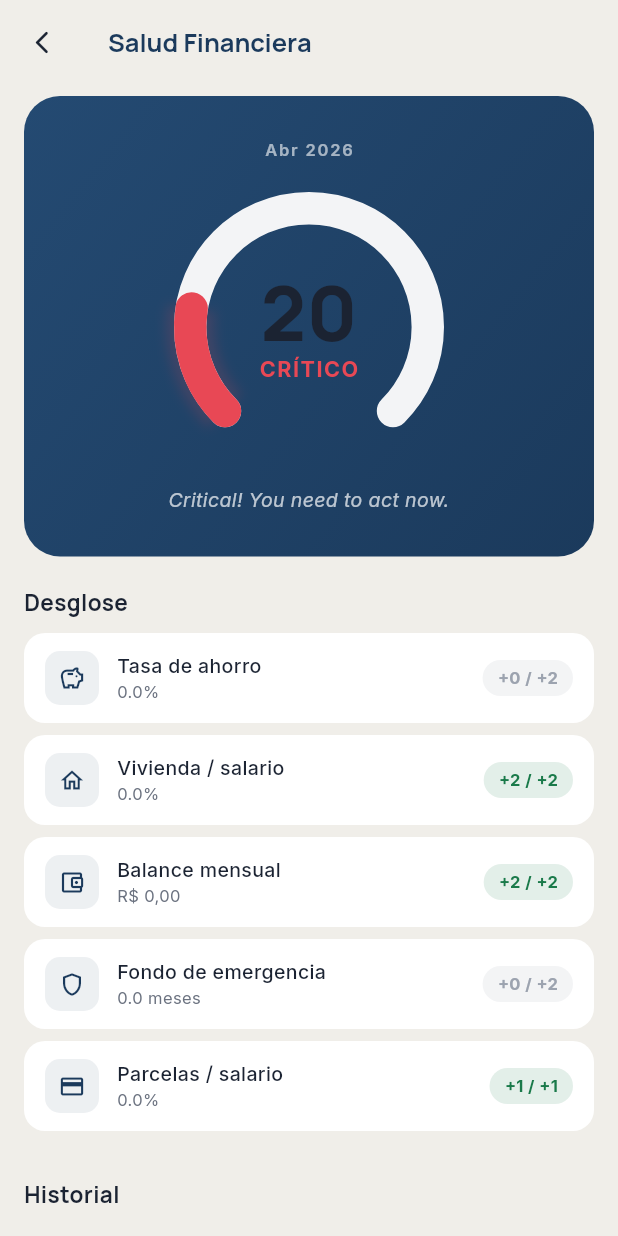
After one commit to luigrocha/farol, a Flutter app: the HealthScreen screen opened by its route, on a phone screen of 412 x 824 dp. The commit adds this screen. Run offline on Flutter 3.47's test engine with Material 3 defaults, Android fonts, the phone set to English and light mode, and no system bars; our stand-ins replace csv, drift, fl_chart, flutter_riverpod, google_fonts, google_sign_in and 3 more; accounts and stored records are empty; generated files the repository leaves out were written again.

Commit message:
feat: implement financial health tracking with database snapshots and UI dashboard

```diff
--- /dev/null
+++ b/lib/features/health/health_screen.dart
@@ -0,0 +1,291 @@
+import 'package:flutter/material.dart';
+import 'package:flutter_riverpod/flutter_riverpod.dart';
+import 'package:google_fonts/google_fonts.dart';
+import '../../core/providers/providers.dart';
+import '../../core/services/financial_calculator_service.dart';
+import '../../core/theme/app_theme.dart';
+import '../../core/theme/farol_colors.dart';
+import '../../core/widgets/health_gauge.dart';
+import '../../core/models/health_snapshot.dart';
+
+class HealthScreen extends ConsumerWidget {
+  const HealthScreen({super.key});
+
+  @override
+  Widget build(BuildContext context, WidgetRef ref) {
+    final colors = context.colors;
+    final month = ref.watch(selectedMonthProvider);
+    final year = ref.watch(selectedYearProvider);
+    final net = ref.watch(effectiveNetSalaryProvider);
+    final cash = ref.watch(cashExpensesProvider);
+    final byCategory = ref.watch(cashExpensesByCategoryProvider);
+    final balance = ref.watch(cashRemainingProvider);
+    final snap = ref.watch(netWorthSnapshotProvider).value;
+    final inst = ref.watch(installmentsProvider).value ?? [];
+    final housing = byCategory['HOUSING'] ?? 0;
+    final instTotal = inst.fold(0.0, (s, i) => s + i.monthlyAmount);
+    final ef = snap?.emergencyFund ?? 0;
+    final efMonths = cash > 0 ? ef / cash : 0.0;
+    final savingsRate = net > 0 ? (net - cash) / net * 100 : 0.0;
+    final housingRate = net > 0 ? housing / net * 100 : 0.0;
+    final installmentsRate = net > 0 ? instTotal / net * 100 : 0.0;
+
+    final score = FinancialCalculatorService.calculateHealthScore(
+      netSalary: net,
+      cashExpenses: cash,
+      housingExpenses: housing,
+      monthlyBalance: balance,
+      emergencyFund: ef,
+      avgMonthlyExpenses: cash,
+      activeInstallmentsTotal: instTotal,
+    );
+
+    String statusLabel;
+    if (score < 4) {
+      statusLabel = 'CRÍTICO';
+    } else if (score < 7) {
+      statusLabel = 'ALERTA';
+    } else {
+      statusLabel = 'SALUDABLE';
+    }
+
+    return Scaffold(
+      body: CustomScrollView(
+        slivers: [
+          SliverAppBar(
+            floating: true,
+            leading: IconButton(
+              icon: const Icon(Icons.arrow_back_ios_new_rounded, size: 18),
+              onPressed: () => Navigator.of(context).pop(),
+            ),
+            title: Text(
+              'Salud Financiera',
+              style: GoogleFonts.manrope(fontWeight: FontWeight.w700, fontSize: 17),
+            ),
+            centerTitle: false,
+          ),
+          SliverPadding(
+            padding: const EdgeInsets.symmetric(horizontal: 16),
+            sliver: SliverList(
+              delegate: SliverChildListDelegate([
+                const SizedBox(height: 8),
+                // ── Gauge card ──
+                Container(
+                  padding: const EdgeInsets.symmetric(vertical: 28, horizontal: 20),
+                  decoration: BoxDecoration(
+                    borderRadius: BorderRadius.circular(24),
+                    gradient: const LinearGradient(
+                      begin: Alignment.topLeft,
+                      end: Alignment.bottomRight,
+                      colors: [AppTheme.primaryContainer, AppTheme.primaryColor],
+                    ),
+                  ),
+                  child: Column(children: [
+                    Text(
+                      '${_monthName(month)} $year',
+                      style: const TextStyle(fontSize: 11, letterSpacing: 1.2, fontWeight: FontWeight.w600, color: Colors.white60),
+                    ),
+                    const SizedBox(height: 20),
+                    HealthGauge(score: score * 10.0, size: 180, statusLabel: statusLabel),
+                    const SizedBox(height: 16),
+                    Text(
+                      FinancialCalculatorService.healthScoreDescription(score),
+                      textAlign: TextAlign.center,
+                      style: const TextStyle(fontSize: 13, color: Colors.white70, fontStyle: FontStyle.italic),
+                    ),
+                  ]),
+                ),
+                const SizedBox(height: 20),
+                // ── Sub-score breakdown ──
+                Text('Desglose', style: GoogleFonts.manrope(fontSize: 15, fontWeight: FontWeight.w700, color: colors.onSurface)),
+                const SizedBox(height: 10),
+                _SubScoreRow(
+                  icon: Icons.savings_outlined,
+                  label: 'Tasa de ahorro',
+                  value: '${savingsRate.toStringAsFixed(1)}%',
+                  maxPoints: 2,
+                  earned: savingsRate >= 20 ? 2 : savingsRate >= 10 ? 1 : 0,
+                ),
+                _SubScoreRow(
+                  icon: Icons.home_outlined,
+                  label: 'Vivienda / salario',
+                  value: '${housingRate.toStringAsFixed(1)}%',
+                  maxPoints: 2,
+                  earned: housingRate <= 30 ? 2 : housingRate <= 40 ? 1 : 0,
+                ),
+                _SubScoreRow(
+                  icon: Icons.account_balance_wallet_outlined,
+                  label: 'Balance mensual',
+                  value: FinancialCalculatorService.formatBRL(balance),
+                  maxPoints: 2,
+                  earned: balance >= 0 ? 2 : 0,
+                ),
+                _SubScoreRow(
+                  icon: Icons.shield_outlined,
+                  label: 'Fondo de emergencia',
+                  value: '${efMonths.toStringAsFixed(1)} meses',
+                  maxPoints: 2,
+                  earned: efMonths >= 3 ? 2 : 0,
+                ),
+                _SubScoreRow(
+                  icon: Icons.credit_card_outlined,
+                  label: 'Parcelas / salario',
+                  value: '${installmentsRate.toStringAsFixed(1)}%',
+                  maxPoints: 1,
+                  earned: installmentsRate <= 30 ? 1 : 0,
+                ),
+                const SizedBox(height: 24),
+                // ── History ──
+                Text('Historial', style: GoogleFonts.manrope(fontSize: 15, fontWeight: FontWeight.w700, color: colors.onSurface)),
+                const SizedBox(height: 10),
+                ref.watch(healthHistoryProvider).when(
+                  loading: () => const Center(child: Padding(padding: EdgeInsets.all(24), child: CircularProgressIndicator())),
+                  error: (e, _) => Text('Error: $e', style: TextStyle(color: colors.onSurfaceSoft)),
+                  data: (history) {
+                    if (history.isEmpty) {
+                      return Padding(
+                        padding: const EdgeInsets.symmetric(vertical: 24),
+                        child: Center(
+                          child: Text('Sin historial aún', style: TextStyle(color: colors.onSurfaceSoft, fontSize: 13)),
+                        ),
+                      );
+                    }
+                    return Column(
+                      children: history.map((h) => _HistoryTile(snapshot: h)).toList(),
+                    );
+                  },
+                ),
+                const SizedBox(height: 80),
+              ]),
+            ),
+          ),
+        ],
+      ),
+    );
+  }
+
+  String _monthName(int month) {
+    const names = ['Ene', 'Feb', 'Mar', 'Abr', 'May', 'Jun', 'Jul', 'Ago', 'Sep', 'Oct', 'Nov', 'Dic'];
+    return names[month - 1];
+  }
+}
+
+class _SubScoreRow extends StatelessWidget {
+  final IconData icon;
+  final String label;
+  final String value;
+  final int maxPoints;
+  final int earned;
+
+  const _SubScoreRow({
+    required this.icon,
+    required this.label,
+    required this.value,
+    required this.maxPoints,
+    required this.earned,
+  });
+
+  @override
+  Widget build(BuildContext context) {
+    final colors = context.colors;
+    final Color badgeColor;
+    if (earned == maxPoints && earned > 0) {
+      badgeColor = AppTheme.healthGreen;
+    } else if (earned > 0) {
+      badgeColor = AppTheme.healthAmber;
+    } else {
+      badgeColor = colors.onSurfaceFaint;
+    }
+
+    return Container(
+      margin: const EdgeInsets.only(bottom: 8),
+      padding: const EdgeInsets.symmetric(horizontal: 14, vertical: 12),
+      decoration: BoxDecoration(
+        color: colors.surfaceLowest,
+        borderRadius: BorderRadius.circular(14),
+      ),
+      child: Row(children: [
+        Container(
+          width: 36, height: 36,
+          decoration: BoxDecoration(
+            color: AppTheme.primaryColor.withOpacity(0.08),
+            borderRadius: BorderRadius.circular(10),
+          ),
+          child: Icon(icon, size: 18, color: AppTheme.primaryColor),
+        ),
+        const SizedBox(width: 12),
+        Expanded(child: Column(crossAxisAlignment: CrossAxisAlignment.start, children: [
+          Text(label, style: TextStyle(fontSize: 13, fontWeight: FontWeight.w500, color: colors.onSurface)),
+          Text(value, style: TextStyle(fontSize: 11, color: colors.onSurfaceSoft)),
+        ])),
+        Container(
+          padding: const EdgeInsets.symmetric(horizontal: 10, vertical: 4),
+          decoration: BoxDecoration(
+            color: badgeColor.withOpacity(0.12),
+            borderRadius: BorderRadius.circular(20),
+          ),
+          child: Text(
+            '+$earned / +$maxPoints',
+            style: TextStyle(fontSize: 11, fontWeight: FontWeight.w700, color: badgeColor),
+          ),
+        ),
+      ]),
+    );
+  }
+}
+
+class _HistoryTile extends StatelessWidget {
+  final HealthSnapshot snapshot;
+  const _HistoryTile({required this.snapshot});
+
+  @override
+  Widget build(BuildContext context) {
+    final colors = context.colors;
+    final Color scoreColor;
+    if (snapshot.score >= 7) {
+      scoreColor = AppTheme.healthGreen;
+    } else if (snapshot.score >= 4) {
+      scoreColor = AppTheme.healthAmber;
+    } else {
+      scoreColor = AppTheme.healthRed;
+    }
+
+    return Container(
+      margin: const EdgeInsets.only(bottom: 8),
+      padding: const EdgeInsets.symmetric(horizontal: 14, vertical: 12),
+      decoration: BoxDecoration(
+        color: colors.surfaceLowest,
+        borderRadius: BorderRadius.circular(14),
+      ),
+      child: Row(children: [
+        Expanded(child: Column(crossAxisAlignment: CrossAxisAlignment.start, children: [
+          Text(
+            '${_monthName(snapshot.month)} ${snapshot.year}',
+            style: GoogleFonts.manrope(fontSize: 14, fontWeight: FontWeight.w600, color: colors.onSurface),
+          ),
+          Text(
+            'Ahorro ${snapshot.savingsRate.toStringAsFixed(1)}%  ·  Balance ${FinancialCalculatorService.formatBRL(snapshot.monthlyBalance)}',
+            style: TextStyle(fontSize: 11, color: colors.onSurfaceSoft),
+          ),
+        ])),
+        Container(
+          width: 42, height: 42,
+          decoration: BoxDecoration(
+            color: scoreColor.withOpacity(0.12),
+            shape: BoxShape.circle,
+          ),
+          alignment: Alignment.center,
+          child: Text(
+            '${snapshot.score}',
+            style: GoogleFonts.manrope(fontSize: 16, fontWeight: FontWeight.w800, color: scoreColor),
+          ),
+        ),
+      ]),
+    );
+  }
+
+  String _monthName(int month) {
+    const names = ['Ene', 'Feb', 'Mar', 'Abr', 'May', 'Jun', 'Jul', 'Ago', 'Sep', 'Oct', 'Nov', 'Dic'];
+    return names[month - 1];
+  }
+}
--- a/lib/main.dart
+++ b/lib/main.dart
@@ -22,6 +22,7 @@ import 'core/providers/providers.dart';
 import 'package:supabase_flutter/supabase_flutter.dart';
 import 'features/auth/presentation/auth_providers.dart';
 import 'features/auth/domain/auth_state.dart';
+import 'features/health/health_screen.dart';
 
 final themeModeProvider =
     NotifierProvider<ThemeModeNotifier, ThemeMode>(ThemeModeNotifier.new);
@@ -129,6 +130,7 @@ class FarolApp extends ConsumerWidget {
         '/edit_profile': (context) => const EditProfileScreen(),
         '/swile': (context) => const SwileScreen(),
         '/notifications': (context) => const NotificationsScreen(),
+        '/health': (context) => const HealthScreen(),
       },
       onGenerateRoute: (settings) {
         if (settings.name == '/investment_detail') {
```
Also changed, not shown: lib/core/models/health_snapshot.dart (added, +44 -0 lines), lib/core/providers/providers.dart (+57 -0 lines), lib/core/repositories/health_repository.dart (added, +49 -0 lines), lib/features/dashboard/dashboard_screen.dart (+15 -7 lines), 2 other files.
